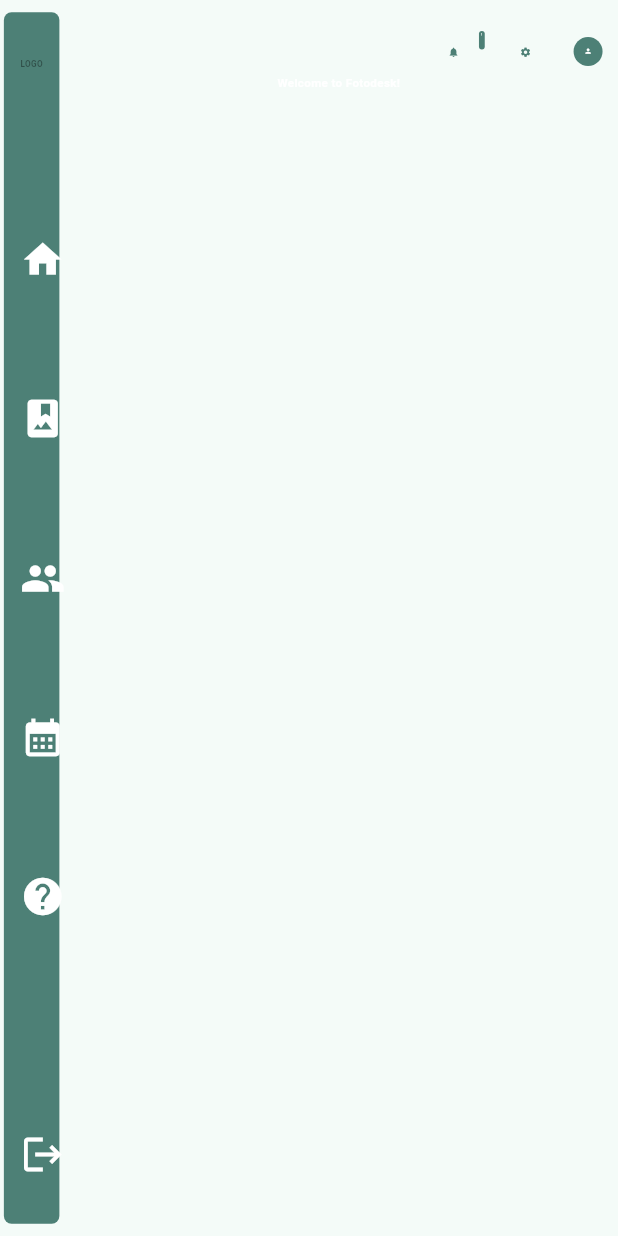
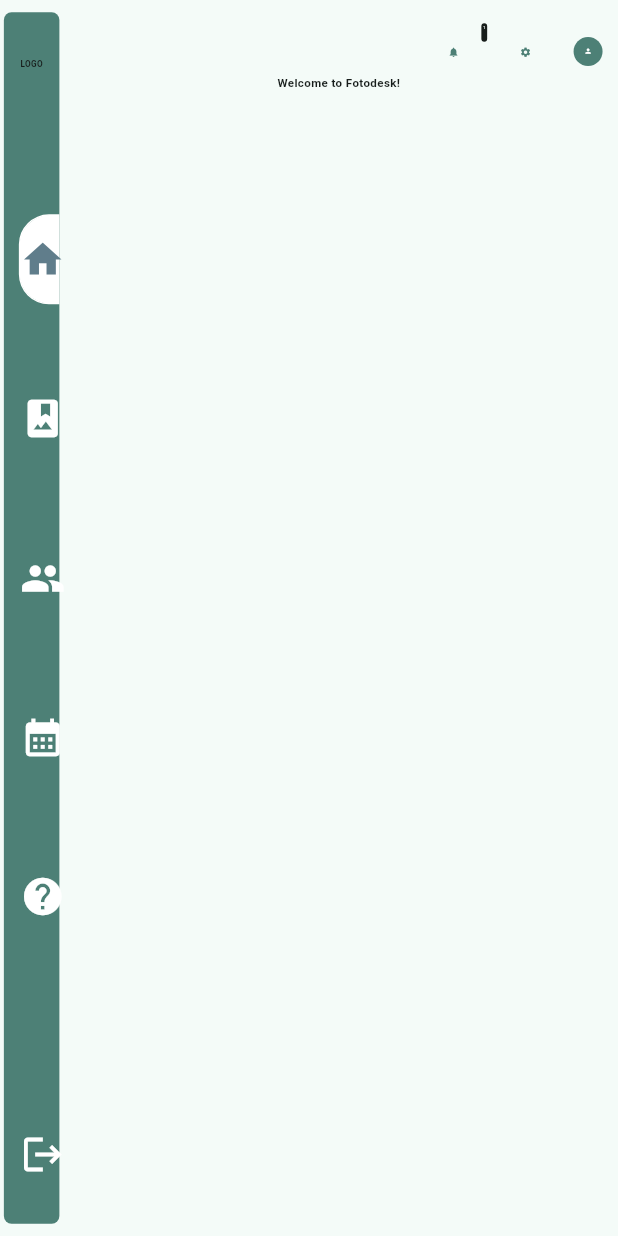
Before and after one commit to sINFdorako/fotodesk, a Flutter app: the screen it shows after launch, on a phone screen of 412 x 824 dp. Run offline on Flutter 3.47's test engine with Material 2 defaults, Android fonts, the phone set to English and light mode, and no system bars; our stand-ins replace auto_route, bloc, dartz, dio, easy_localization, elegant_notification and 5 more.

Commit message:
added navigation

```diff
--- /dev/null
+++ b/lib/features/admin_manager/presentation/cubit/admin_manager_cubit.dart
@@ -0,0 +1,15 @@
+import 'package:bloc/bloc.dart';
+import 'package:freezed_annotation/freezed_annotation.dart';
+
+import '../widgets/navbar.dart';
+
+part 'admin_manager_state.dart';
+part 'admin_manager_cubit.freezed.dart';
+
+class AdminManagerCubit extends Cubit<AdminManagerState> {
+  AdminManagerCubit() : super(AdminManagerState.initial());
+
+  void selectNavBarItem(NavBarItem type) {
+    emit(state.copyWith(selectedType: type));
+  }
+}
--- /dev/null
+++ b/lib/features/admin_manager/presentation/cubit/admin_manager_state.dart
@@ -0,0 +1,10 @@
+part of 'admin_manager_cubit.dart';
+
+@freezed
+class AdminManagerState with _$AdminManagerState {
+  const factory AdminManagerState({required NavBarItem selectedType}) =
+      _AdminManagerState;
+  factory AdminManagerState.initial() {
+    return const AdminManagerState(selectedType: NavBarItem.home);
+  }
+}
--- a/lib/features/admin_manager/presentation/pages/admin_manager_page.dart
+++ b/lib/features/admin_manager/presentation/pages/admin_manager_page.dart
@@ -1,5 +1,7 @@
 import 'package:flutter/material.dart';
+import 'package:flutter_bloc/flutter_bloc.dart';
 import 'package:flutter_screenutil/flutter_screenutil.dart';
+import 'package:fotodesk/features/admin_manager/presentation/cubit/admin_manager_cubit.dart';
 import 'package:fotodesk/features/admin_manager/presentation/widgets/navbar.dart';
 
 class AdminManagerPage extends StatefulWidget {
@@ -12,22 +14,34 @@ class AdminManagerPage extends StatefulWidget {
 class _AdminManagerPageState extends State<AdminManagerPage> {
   @override
   Widget build(BuildContext context) {
+    final selectedType = context.watch<AdminManagerCubit>().state.selectedType;
     ScreenUtil.init(
       context,
       designSize: const Size(1280, 800),
     );
+
     return Scaffold(
       backgroundColor: Theme.of(context).scaffoldBackgroundColor,
       body: Navbar(
-        mainContent: Row(
-          children: [
-            Expanded(
-              child: SingleChildScrollView(
+        mainContent: _getSelectedContent(selectedType),
+      ),
+    );
+  }
+
+  Widget _getSelectedContent(NavBarItem selectedType) {
+    switch (selectedType) {
+      case NavBarItem.home:
+        return _home();
+      case NavBarItem.gallery:
+        return const Placeholder();
+      default:
+        return Container();
+    }
+  }
+
+  Widget _home() {
+    return Center(
       child: Column(
-                  children: [
-                    Center(
-                      child: Column(
-                        mainAxisAlignment: MainAxisAlignment.spaceBetween,
         children: [
           const SizedBox(
             height: 50,
@@ -37,19 +51,11 @@ class _AdminManagerPageState extends State<AdminManagerPage> {
             style: TextStyle(
               fontSize: 24.sp,
               fontWeight: FontWeight.bold,
-                              color: Colors.white,
+              color: Theme.of(context).colorScheme.onBackground,
             ),
           ),
         ],
       ),
-                    ),
-                  ],
-                ),
-              ),
-            ),
-          ],
-        ),
-      ),
     );
   }
 }
--- a/lib/features/admin_manager/presentation/widgets/navbar.dart
+++ b/lib/features/admin_manager/presentation/widgets/navbar.dart
@@ -14,14 +14,14 @@ class Navbar extends StatelessWidget {
   Widget build(BuildContext context) {
     return Row(
       children: [
-        _sideNavbar(),
+        _sideNavbar(context),
         Expanded(
           child: Stack(
             children: [
               mainContent,
               Align(
                 alignment: Alignment.topRight,
-                child: _topRightNavbar(),
+                child: _topRightNavbar(context),
               ),
             ],
           ),
@@ -30,7 +30,7 @@ class Navbar extends StatelessWidget {
     );
   }
 
-  Widget _sideNavbar() {
+  Widget _sideNavbar(BuildContext context) {
     return Container(
       margin: EdgeInsets.only(
         left: 8.w,
@@ -38,7 +38,7 @@ class Navbar extends StatelessWidget {
         bottom: 8.h,
       ),
       decoration: BoxDecoration(
-        color: const Color(0xFF4D8076),
+        color: Theme.of(context).colorScheme.primary,
         borderRadius: BorderRadius.circular(16.r),
       ),
       width: 115.w,
@@ -51,7 +51,7 @@ class Navbar extends StatelessWidget {
             style: TextStyle(
               fontSize: 17.sp,
               fontWeight: FontWeight.bold,
-              color: Colors.black38,
+              color: Theme.of(context).colorScheme.onBackground,
             ),
           ),
           SizedBox(height: 50.h),
@@ -91,7 +91,7 @@ class Navbar extends StatelessWidget {
     );
   }
 
-  Widget _topRightNavbar() {
+  Widget _topRightNavbar(BuildContext context) {
     return Container(
       margin: EdgeInsets.only(top: 10.h, right: 10.h),
       child: Row(
@@ -106,12 +106,12 @@ class Navbar extends StatelessWidget {
                 iconSize: 24.r,
               ),
               Positioned(
-                top: 10.h,
-                right: 10.w,
+                top: 5.h,
+                right: 5.w,
                 child: Container(
                   padding: EdgeInsets.all(2.w),
                   decoration: BoxDecoration(
-                    color: const Color(0xFF4D8076),
+                    color: Theme.of(context).colorScheme.onBackground,
                     borderRadius: BorderRadius.circular(6.r),
                   ),
                   constraints: BoxConstraints(
@@ -119,9 +119,9 @@ class Navbar extends StatelessWidget {
                     minHeight: 12.h,
                   ),
                   child: Text(
-                    '!', // This can be replaced with a count of unread notifications
+                    '1', // This can be replaced with a count of unread notifications
                     style: TextStyle(
-                      color: Colors.white,
+                      color: Theme.of(context).colorScheme.background,
                       fontSize: 8.sp,
                     ),
                     textAlign: TextAlign.center,
@@ -140,7 +140,7 @@ class Navbar extends StatelessWidget {
           ),
           CircleAvatar(
             radius: 30.r,
-            backgroundColor: const Color(0xFF4D8076),
+            backgroundColor: Theme.of(context).colorScheme.primary,
             child: Icon(
               Icons.person,
               size: 16.r,
--- a/lib/features/admin_manager/presentation/widgets/navbar_button.dart
+++ b/lib/features/admin_manager/presentation/widgets/navbar_button.dart
@@ -1,8 +1,10 @@
 import 'package:auto_route/auto_route.dart';
 import 'package:flutter/material.dart';
+import 'package:flutter_bloc/flutter_bloc.dart';
 import 'package:fotodesk/features/admin_manager/presentation/widgets/navbar.dart';
 
 import '../../../../core/router/router.gr.dart';
+import '../cubit/admin_manager_cubit.dart';
 
 class NavBarButton extends StatefulWidget {
   final IconData icon;
@@ -17,35 +19,42 @@ class NavBarButton extends StatefulWidget {
       : super(key: key);
 
   @override
-  _NavBarButtonState createState() => _NavBarButtonState();
+  NavBarButtonState createState() => NavBarButtonState();
 }
 
-class _NavBarButtonState extends State<NavBarButton> {
-  bool _isHovering = false;
-  final bool _isSelected = false;
-
+class NavBarButtonState extends State<NavBarButton> {
   @override
   Widget build(BuildContext context) {
+    bool isHovering = false;
+
+    final adminManagerCubit = context.read<AdminManagerCubit>();
+    final selectedType = context.watch<AdminManagerCubit>().state.selectedType;
+
+    final isSelected = widget.navBarItem == selectedType;
+
     return Padding(
       padding: const EdgeInsets.only(bottom: 16, top: 16),
       child: MouseRegion(
-        onEnter: (_) => setState(() => _isHovering = true),
-        onExit: (_) => setState(() => _isHovering = false),
+        onEnter: (_) => setState(() => isHovering = true),
+        onExit: (_) => setState(() => isHovering = false),
         child: GestureDetector(
-          // Using GestureDetector to handle taps
           onTap: () {
             switch (widget.navBarItem) {
               case NavBarItem.home:
-                // navigate to home
+                adminManagerCubit.selectNavBarItem(NavBarItem.home);
                 break;
               case NavBarItem.gallery:
-              // do something else
+                adminManagerCubit.selectNavBarItem(NavBarItem.gallery);
+                break;
               case NavBarItem.customers:
-              // do something else
+                adminManagerCubit.selectNavBarItem(NavBarItem.customers);
+                break;
               case NavBarItem.calendar:
-              // do something else
+                adminManagerCubit.selectNavBarItem(NavBarItem.calendar);
+                break;
               case NavBarItem.help:
-              // do something else
+                adminManagerCubit.selectNavBarItem(NavBarItem.help);
+                break;
               case NavBarItem.logout:
                 context.router.push(const LoginRoute());
                 break;
@@ -59,11 +68,11 @@ class _NavBarButtonState extends State<NavBarButton> {
                 width: double.infinity,
                 height: 60, // fixed height
                 decoration: BoxDecoration(
-                  color: _isHovering || _isSelected
+                  color: isHovering || isSelected
                       ? Colors.white
                       : null, // Check both conditions
                   border: Border.all(
-                    color: _isHovering || _isSelected
+                    color: isHovering || isSelected
                         ? Colors.white
                         : Colors.transparent, // Check both conditions
                   ),
@@ -75,7 +84,7 @@ class _NavBarButtonState extends State<NavBarButton> {
                 child: Center(
                   child: Icon(
                     widget.icon,
-                    color: _isHovering || _isSelected
+                    color: isHovering || isSelected
                         ? Colors.blueGrey
                         : Colors.white, // Check both conditions
                     size: 30,
--- a/lib/main.dart
+++ b/lib/main.dart
@@ -2,6 +2,7 @@ import 'package:flutter/material.dart';
 import 'package:easy_localization/easy_localization.dart';
 import 'package:flutter_bloc/flutter_bloc.dart';
 import 'package:fotodesk/core/theme/custom_theme.dart';
+import 'package:fotodesk/features/admin_manager/presentation/cubit/admin_manager_cubit.dart';
 import 'package:fotodesk/features/authentification/presentation/cubit/auth_cubit.dart';
 
 import 'core/di/injector.dart';
@@ -15,8 +16,15 @@ void main() async {
     supportedLocales: const [Locale('en'), Locale('de')],
     path: 'assets/localization',
     fallbackLocale: const Locale('en'),
-    child: BlocProvider(
-      create: (context) => AuthCubit(),
+    child: MultiBlocProvider(
+      providers: [
+        BlocProvider(
+          create: (context) => AuthCubit(),
+        ),
+        BlocProvider(
+          create: (context) => AdminManagerCubit(),
+        ),
+      ],
       child: const Fotodesk(),
     ),
   ));
```
Also changed, not shown: lib/features/admin_manager/presentation/cubit/admin_manager_cubit.freezed.dart (added). Lines whose indentation alone changed are shown as unchanged.
